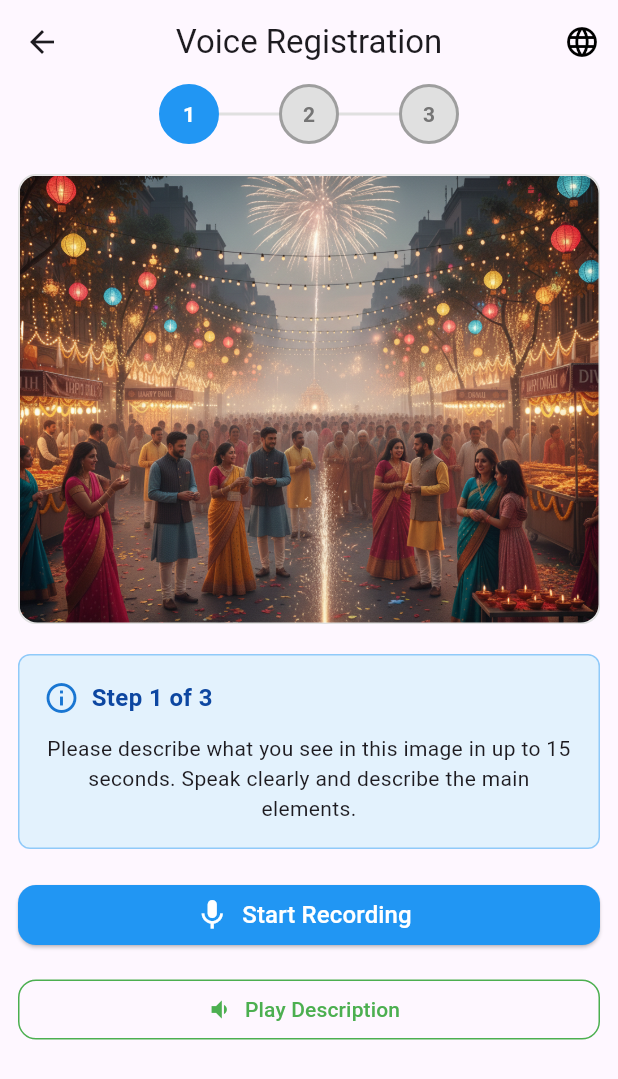
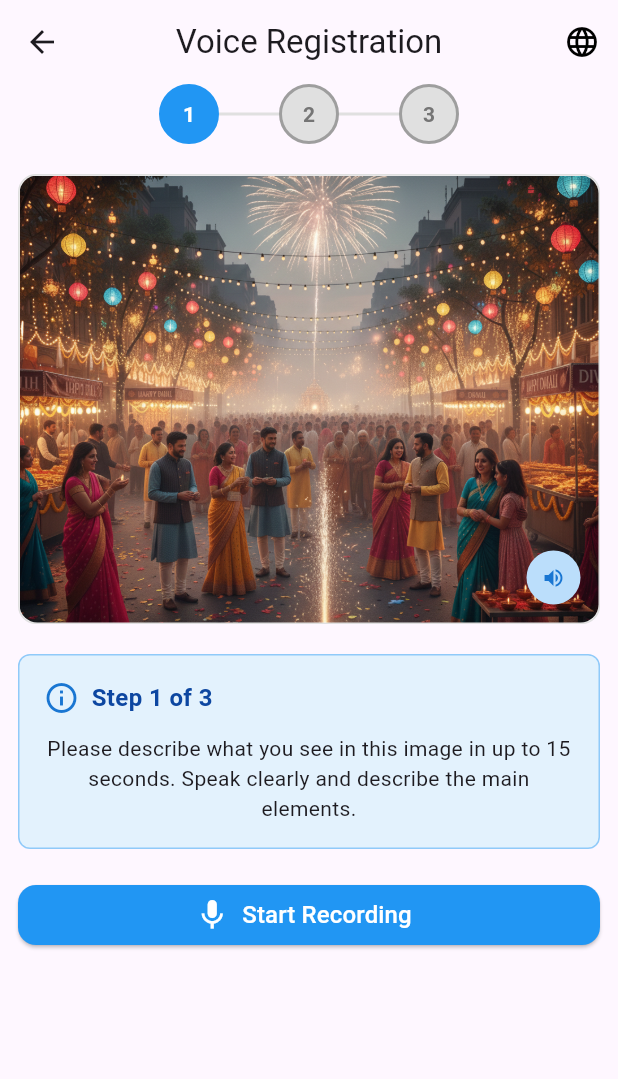
Before and after one commit to joshsoftware/voice-banking, a Flutter app: the RegistrationVoiceScreen screen opened by its route, on a phone screen of 412 x 824 dp. Shown: the top 1079 px of the screen. Run offline on Flutter 3.47's test engine with Material 3 defaults, Android fonts, the phone set to English and light mode, and no system bars; our stand-ins replace device_info_plus, dio, flutter_bloc, flutter_tts, permission_handler, shared_preferences; missing offline and left inert: record; accounts and stored records are empty.

Commit message:
Ticket #PJM-66 - Add a Google Speak-like button in the image itself at the bottom right corner, instead of the Play Description button. Only a UI change; functionality remains the same.

```diff
--- a/mobile_app/lib/screens/registration_voice_screen.dart
+++ b/mobile_app/lib/screens/registration_voice_screen.dart
@@ -193,6 +193,24 @@ class _RegistrationVoiceScreenState extends State<RegistrationVoiceScreen> {
   }
 
   Widget _buildScrollableContent(BuildContext context, RegistrationVoiceReady state) {
+    final loc = AppLocalizations.of(context)!;
+    final locale = Localizations.localeOf(context);
+    final localizedDescriptions = [
+      loc.imageDescriptionBoardMeeting,
+      loc.imageDescriptionBoyWithDog,
+      loc.imageDescriptionChildrenPainting,
+      loc.imageDescriptionChildrenWithDog,
+      loc.imageDescriptionConstructionSite,
+      loc.imageDescriptionFamilyDinner,
+      loc.imageDescriptionHoliCelebration,
+      loc.imageDescriptionLadyPainting,
+      loc.imageDescriptionMomAndSon,
+      loc.imageDescriptionPeopleDiwaliCelebration,
+      loc.imageDescriptionTajMahal,
+      loc.imageDescriptionVillageScene,
+      loc.imageDescriptionWomenDiwaliCelebration,
+    ];
+
     return Column(
       mainAxisAlignment: MainAxisAlignment.center,
       children: [
@@ -201,8 +219,15 @@ class _RegistrationVoiceScreenState extends State<RegistrationVoiceScreen> {
 
         const SizedBox(height: 20),
 
-        // Image display
-        _buildImageDisplay(state.currentImageIndex, state.selectedImagePaths),
+        // Image display with speaker button in bottom right
+        _buildImageDisplay(
+          context,
+          state.currentImageIndex,
+          state.selectedImagePaths,
+          state,
+          localizedDescriptions,
+          locale.languageCode,
+        ),
 
         const SizedBox(height: 20),
 
@@ -258,7 +283,17 @@ class _RegistrationVoiceScreenState extends State<RegistrationVoiceScreen> {
     );
   }
 
-  Widget _buildImageDisplay(int currentIndex, List<String> imagePaths) {
+  Widget _buildImageDisplay(
+    BuildContext context,
+    int currentIndex,
+    List<String> imagePaths,
+    RegistrationVoiceReady state,
+    List<String> localizedDescriptions,
+    String localeCode,
+  ) {
+    final canPlay = !state.isRecording && !state.isUploading;
+    final canStop = state.isTTSPlaying && !state.isUploading;
+
     return Container(
       width: double.infinity,
       height: 300,
@@ -267,23 +302,22 @@ class _RegistrationVoiceScreenState extends State<RegistrationVoiceScreen> {
         borderRadius: BorderRadius.circular(12),
         border: Border.all(color: Colors.grey[300]!),
       ),
+      child: Stack(
+        fit: StackFit.expand,
+        children: [
+          // Image
+          ClipRRect(
+            borderRadius: BorderRadius.circular(12),
             child: currentIndex < imagePaths.length
-          ? ClipRRect(
-              borderRadius: BorderRadius.circular(12),
-              child: Image.asset(
+                ? Image.asset(
                     imagePaths[currentIndex],
                     fit: BoxFit.cover,
                     errorBuilder: (context, error, stackTrace) {
-                  // Fallback if image not found
                       return Center(
                         child: Column(
                           mainAxisAlignment: MainAxisAlignment.center,
                           children: [
-                        Icon(
-                          Icons.image,
-                          size: 64,
-                          color: Colors.grey[400],
-                        ),
+                            Icon(Icons.image, size: 64, color: Colors.grey[400]),
                             const SizedBox(height: 8),
                             Text(
                               AppLocalizations.of(context)!.imageNumber(currentIndex + 1),
@@ -305,10 +339,46 @@ class _RegistrationVoiceScreenState extends State<RegistrationVoiceScreen> {
                         ),
                       );
                     },
-              ),
                   )
                 : Center(
                     child: Text(AppLocalizations.of(context)!.imageNotAvailable),
+                  ),
+          ),
+          // Google-style speaker button in bottom right corner
+          Positioned(
+            bottom: 12,
+            right: 12,
+            child: Material(
+              color: Colors.blue[100],
+              shape: const CircleBorder(),
+              child: InkWell(
+                onTap: canPlay || canStop
+                    ? () {
+                        if (state.isTTSPlaying) {
+                          context.read<RegistrationVoiceBloc>().add(StopTTS());
+                        } else {
+                          context.read<RegistrationVoiceBloc>().add(PlayTTS(
+                                localizedDescriptions: localizedDescriptions,
+                                localeCode: localeCode,
+                              ));
+                        }
+                      }
+                    : null,
+                customBorder: const CircleBorder(),
+                child: Padding(
+                  padding: const EdgeInsets.all(10),
+                  child: Icon(
+                    state.isTTSPlaying ? Icons.stop : Icons.volume_up,
+                    size: 16,
+                    color: canPlay || canStop
+                        ? (state.isTTSPlaying ? Colors.red : Colors.blue[700])
+                        : Colors.grey[400],
+                  ),
+                ),
+              ),
+            ),
+          ),
+        ],
       ),
     );
   }
@@ -351,27 +421,6 @@ class _RegistrationVoiceScreenState extends State<RegistrationVoiceScreen> {
 
   Widget _buildControlButtons(BuildContext context, RegistrationVoiceReady state) {
     final loc = AppLocalizations.of(context)!;
-
-    // Get current locale code
-    final locale = Localizations.localeOf(context);
-    final localeCode = locale.languageCode;
-
-    // Get localized image descriptions for current locale (same order as _allImagePaths in bloc)
-    final localizedDescriptions = [
-      loc.imageDescriptionBoardMeeting,
-      loc.imageDescriptionBoyWithDog,
-      loc.imageDescriptionChildrenPainting,
-      loc.imageDescriptionChildrenWithDog,
-      loc.imageDescriptionConstructionSite,
-      loc.imageDescriptionFamilyDinner,
-      loc.imageDescriptionHoliCelebration,
-      loc.imageDescriptionLadyPainting,
-      loc.imageDescriptionMomAndSon,
-      loc.imageDescriptionPeopleDiwaliCelebration,
-      loc.imageDescriptionTajMahal,
-      loc.imageDescriptionVillageScene,
-      loc.imageDescriptionWomenDiwaliCelebration,
-    ];
 
     return Column(
       children: [
@@ -427,46 +476,6 @@ class _RegistrationVoiceScreenState extends State<RegistrationVoiceScreen> {
           ),
 
         if (state.isRecording)
-          const SizedBox(height: 15),
-
-        // Play/Stop TTS button
-        SizedBox(
-          width: double.infinity,
-          // height: 46,
-          child: state.isTTSPlaying
-              ? OutlinedButton.icon(
-                  onPressed: state.isUploading
-                      ? null
-                      : () => context.read<RegistrationVoiceBloc>().add(StopTTS()),
-                  icon: const Icon(Icons.stop),
-                  label: Text(loc.stopDescription),
-                  style: OutlinedButton.styleFrom(
-                    foregroundColor: Colors.red,
-                    side: const BorderSide(color: Colors.red),
-                    shape: RoundedRectangleBorder(
-                      borderRadius: BorderRadius.circular(12),
-                    ),
-                  ),
-                )
-              : OutlinedButton.icon(
-                  onPressed: state.isRecording || state.isUploading
-                      ? null
-                      : () => context.read<RegistrationVoiceBloc>().add(PlayTTS(
-                            localizedDescriptions: localizedDescriptions,
-                            localeCode: localeCode,
-                          )),
-                  icon: const Icon(Icons.volume_down),
-                  label: Text(loc.playDescription),
-                  style: OutlinedButton.styleFrom(
-                    foregroundColor: Colors.green,
-                    side: const BorderSide(color: Colors.green),
-                    shape: RoundedRectangleBorder(
-                      borderRadius: BorderRadius.circular(12),
-                    ),
-                  ),
-                ),
-        ),
-
           const SizedBox(height: 15),
 
         // Next button (only show if not on last image and recording is done)
```
Lines whose indentation alone changed are shown as unchanged.
